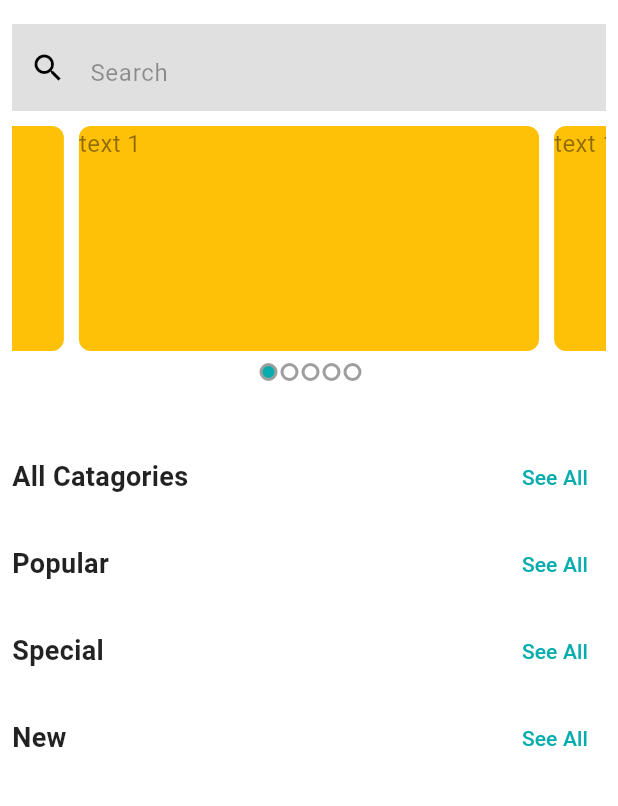
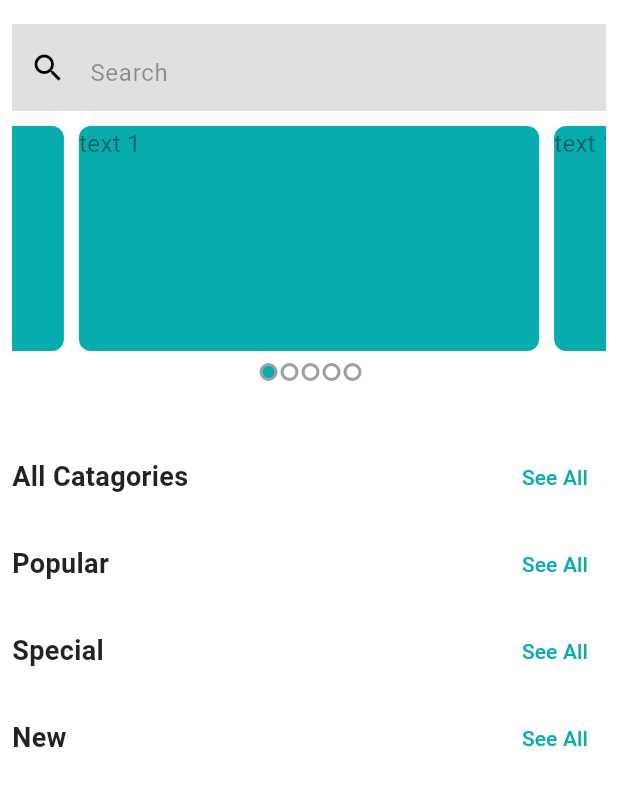
Before and after one commit to takiul-sumon/Ecommerce-App, a Flutter app: the MainButtomNavBar screen opened directly, on a phone screen of 412 x 824 dp, the part 72-878 px from its top. Run offline on Flutter 3.47's test engine with Material 3 defaults, Android fonts, the phone set to English and light mode, and no system bars; drawn by our look-alikes of carousel_slider; our stand-ins replace email_validator, firebase_core, firebase_crashlytics, flutter_svg; accounts and stored records are empty.

```diff
--- a/lib/features/auth/ui/screens/login_screen.dart
+++ b/lib/features/auth/ui/screens/login_screen.dart
@@ -1,5 +1,4 @@
 import 'package:ecommerce_app/features/auth/ui/screens/Main_Buttom_Nav_Bar.dart';
-import 'package:ecommerce_app/features/auth/ui/screens/sign_up_screen.dart';
 import 'package:ecommerce_app/features/auth/ui/widgets/app_logo.dart';
 import 'package:email_validator/email_validator.dart';
 import 'package:flutter/material.dart';
--- a/lib/features/auth/ui/screens/sign_up_screen.dart
+++ b/lib/features/auth/ui/screens/sign_up_screen.dart
@@ -1,4 +1,3 @@
-import 'package:ecommerce_app/features/auth/ui/screens/Main_Buttom_Nav_Bar.dart';
 import 'package:ecommerce_app/features/auth/ui/widgets/app_logo.dart';
 import 'package:email_validator/email_validator.dart';
 import 'package:flutter/material.dart';
--- a/lib/features/auth/ui/widgets/Carousel_Slider.dart
+++ b/lib/features/auth/ui/widgets/Carousel_Slider.dart
@@ -10,7 +10,7 @@ class CarouselSliderWidget extends StatefulWidget {
 }
 
 class _CarouselSliderWidgetState extends State<CarouselSliderWidget> {
-  final ValueNotifier<int> _current_Slider = ValueNotifier(0);
+  final ValueNotifier<int> currentSlider = ValueNotifier(0);
 
   @override
   Widget build(BuildContext context) {
@@ -28,7 +28,7 @@ class _CarouselSliderWidgetState extends State<CarouselSliderWidget> {
                     height: 150.0,
                     viewportFraction: 1,
                     onPageChanged: (index, reason) {
-                      _current_Slider.value = index;
+                      currentSlider.value = index;
                     },
                   ),
                   items: [1, 2, 3, 4, 5].map((i) {
@@ -38,7 +38,7 @@ class _CarouselSliderWidgetState extends State<CarouselSliderWidget> {
                           width: MediaQuery.of(context).size.width,
                           margin: EdgeInsets.symmetric(horizontal: 5.0),
                           decoration: BoxDecoration(
-                            color: Colors.amber,
+                            color: AppColor.themeColor,
                             borderRadius: BorderRadius.circular(8),
                           ),
                           child: Text(
@@ -52,7 +52,7 @@ class _CarouselSliderWidgetState extends State<CarouselSliderWidget> {
                 ),
                 const SizedBox(height: 8),
                 ValueListenableBuilder(
-                  valueListenable: _current_Slider,
+                  valueListenable: currentSlider,
                   builder: (context, index, _) {
                     return Row(
                       mainAxisAlignment: MainAxisAlignment.center,
@@ -65,7 +65,7 @@ class _CarouselSliderWidgetState extends State<CarouselSliderWidget> {
                             decoration: BoxDecoration(
                               border: Border.all(color: Colors.grey, width: 2),
                               borderRadius: BorderRadius.circular(8),
-                              color: _current_Slider.value == i
+                              color: currentSlider.value == i
                                   ? AppColor.themeColor
                                   : null,
                             ),
```
